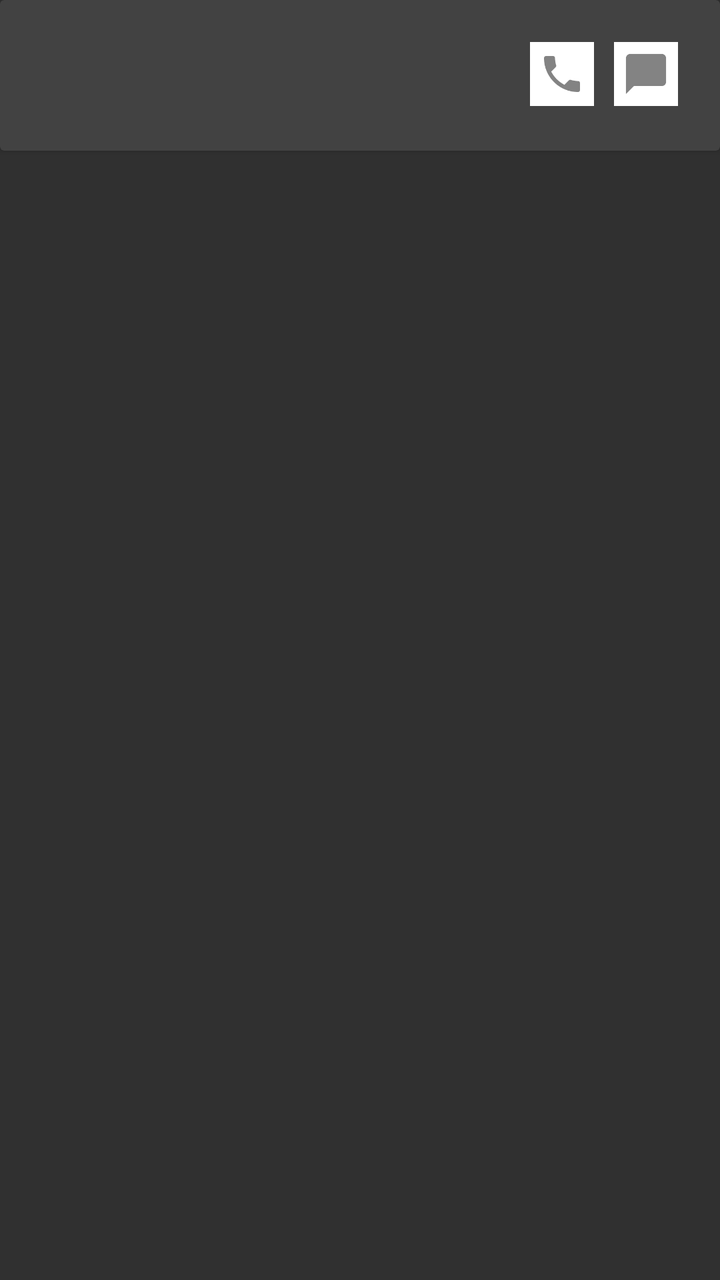
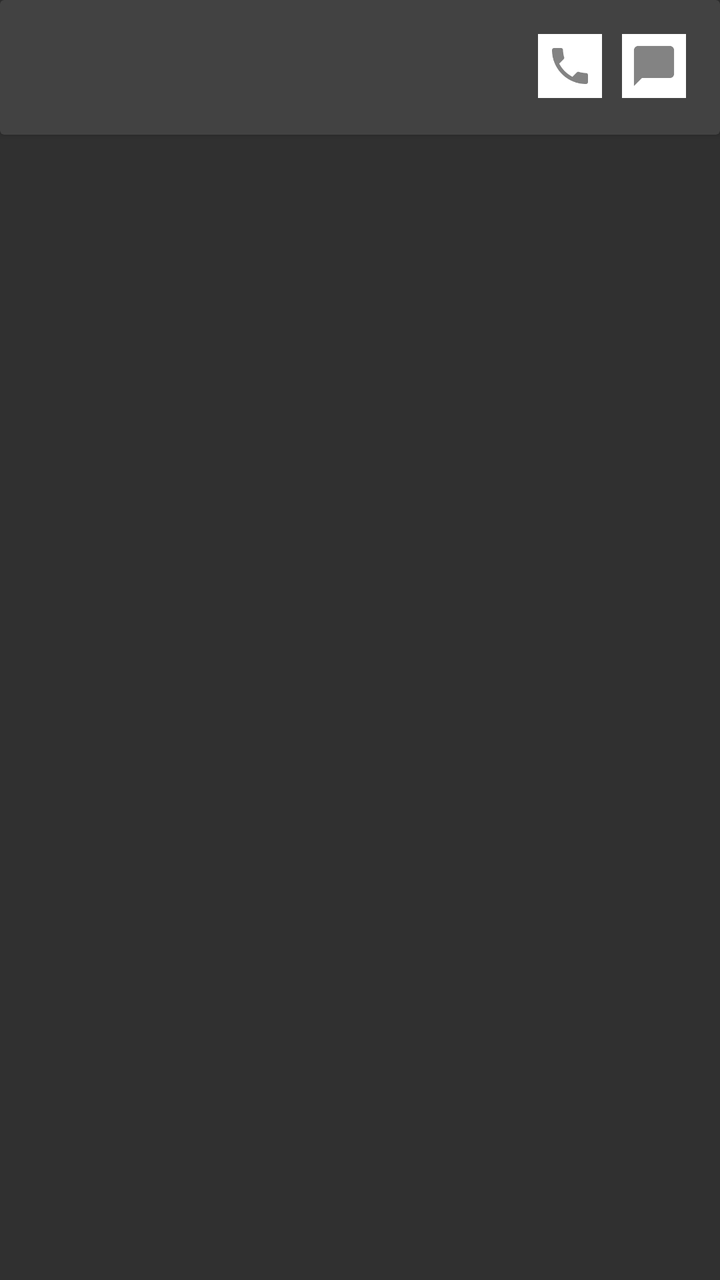

An Android layout rendered at two revisions. The XML below is the earlier revision; the diff shows what the commit changed to produce the second picture.
<!-- AndroidManifest.xml: application theme AppTheme -->
<!-- res/layout/cardview_contacts.xml -->
<LinearLayout xmlns:android="http://schemas.android.com/apk/res/android"
    android:layout_width="match_parent" android:layout_height="match_parent"
    android:paddingBottom="16dp">
    <android.support.v7.widget.CardView
        android:layout_width="match_parent"
        android:layout_height="wrap_content"
        android:id="@+id/cardview_contacts">
        <RelativeLayout
            android:layout_width="match_parent"
            android:layout_height="wrap_content"
            android:padding="16dp"
            >
            <TextView
                android:layout_width="wrap_content"
                android:layout_height="wrap_content"
                android:id="@+id/cardview_contacts_name"
                android:layout_alignParentTop="true"
                android:textSize="18sp"
                android:textColor="@color/primary_material_dark" />
            <TextView
                android:layout_width="wrap_content"
                android:layout_height="wrap_content"
                android:id="@+id/cardview_contacts_number"
                android:layout_below="@+id/cardview_contacts_name"
                android:textColor="@color/primary_material_dark" />

            <LinearLayout
                android:layout_width="wrap_content"
                android:layout_height="wrap_content"
                android:layout_alignParentTop="true"
                android:layout_alignParentEnd="true"
                >

                <ImageButton
                    android:layout_width="wrap_content"
                    android:layout_height="wrap_content"
                    android:id="@+id/cardview_contacts_call"
                    android:src="@drawable/ic_action_call"
                    android:background="@drawable/cardview_button"
                    android:layout_margin="5dp" />
                <ImageButton
                    android:layout_width="wrap_content"
                    android:layout_height="wrap_content"
                    android:id="@+id/cardview_contacts_message"
                    android:src="@drawable/ic_action_message"
                    android:background="@drawable/cardview_button"
                    android:layout_margin="5dp" />
            </LinearLayout>
        </RelativeLayout>
    </android.support.v7.widget.CardView>
</LinearLayout>
<!-- resources referenced by this layout -->
<resources>
  <!-- drawable cardview_button (drawable) -->
  <?xml version="1.0" encoding="utf-8"?>
  <selector xmlns:android="http://schemas.android.com/apk/res/android">
      <item
          android:state_pressed="true"
          android:drawable="@color/cardview_shadow_start_color"/>
      <item
          android:state_enabled="false"
          android:drawable="@color/cardview_light_background"/>
      <item
          android:drawable="@color/cardview_light_background"/>
  </selector>
  <!-- drawable ic_action_call: png bitmap (drawable-hdpi, 911 bytes) -->
  <!-- drawable ic_action_message: png bitmap (drawable-hdpi, 441 bytes) -->
  <style name="AppTheme" parent="Theme.AppCompat.NoActionBar">
          
          <item name="windowActionBar">false</item>
          <item name="windowNoTitle">true</item>
      </style>
</resources>

<!-- the commit's change to res/layout/cardview_contacts.xml (unified diff, before → after) -->
@@ -1,6 +1,6 @@
 <LinearLayout xmlns:android="http://schemas.android.com/apk/res/android"
     android:layout_width="match_parent" android:layout_height="match_parent"
-    android:paddingBottom="16dp">
+    android:paddingBottom="@dimen/cardview_padding">
     <android.support.v7.widget.CardView
         android:layout_width="match_parent"
         android:layout_height="wrap_content"
@@ -8,7 +8,7 @@
         <RelativeLayout
             android:layout_width="match_parent"
             android:layout_height="wrap_content"
-            android:padding="16dp"
+            android:padding="@dimen/cardview_text_padding2"
             >
             <TextView
                 android:layout_width="wrap_content"
<!-- resource entries referenced after the edit -->
@@ -1,5 +1,7 @@
 <!-- resources referenced by this layout -->
 <resources>
+  <dimen name="cardview_padding">8dp</dimen>
+  <dimen name="cardview_text_padding2">12dp</dimen>
   <!-- drawable cardview_button (drawable) -->
   <?xml version="1.0" encoding="utf-8"?>
   <selector xmlns:android="http://schemas.android.com/apk/res/android">
